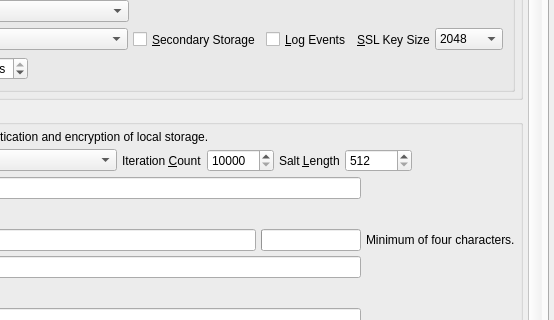
First picture: the form in branches/trunk/UI/spot-on-controlcenter.ui, repository textbrowser/spot-on, before the edit; both pictures show x 346 to 900 and y 202 to 522 of the 900 by 800 pixel window.
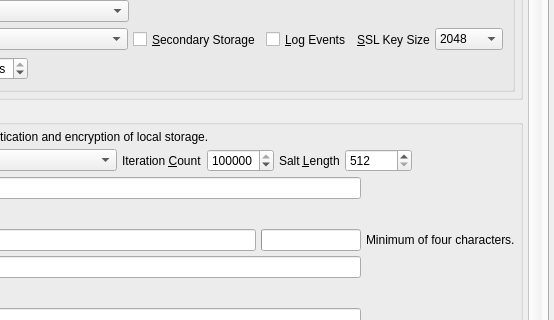
Second picture: the form after the edit. The open tabs and pages were chosen to show the change. Icons and pictures are not drawn. Custom widgets are drawn as their Qt base class.

The edit to the form file:
```diff
--- a/branches/trunk/UI/spot-on-controlcenter.ui
+++ b/branches/trunk/UI/spot-on-controlcenter.ui
@@ -6671,7 +6671,7 @@
                       <number>999999999</number>
                      </property>
                      <property name="value">
-                      <number>10000</number>
+                      <number>250000</number>
                      </property>
                     </widget>
                    </item>
```
